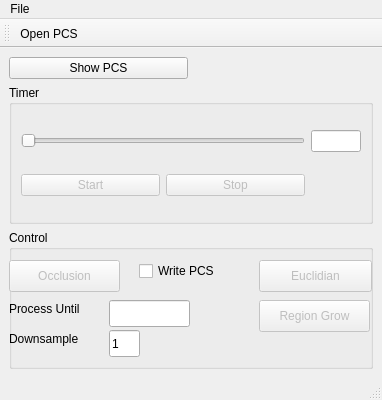
Qt form mainwindow.ui (mustafasezer/3DSegmentation) before a commit.
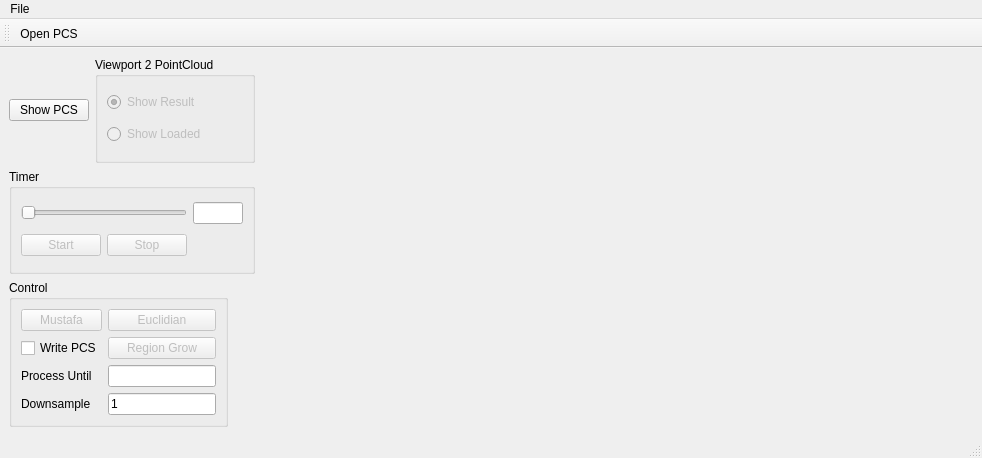
The same form after that commit. Custom widgets are drawn as their Qt base class.

Diff of the .ui file:
```diff
--- a/mainwindow.ui
+++ b/mainwindow.ui
@@ -6,8 +6,8 @@
    <rect>
     <x>0</x>
     <y>0</y>
-    <width>382</width>
-    <height>400</height>
+    <width>982</width>
+    <height>458</height>
    </rect>
   </property>
   <property name="windowTitle">
@@ -15,8 +15,70 @@
   </property>
   <widget class="QWidget" name="centralwidget">
    <layout class="QGridLayout" name="gridLayout">
-    <item row="3" column="0" colspan="2">
+    <item row="0" column="0">
+     <layout class="QHBoxLayout" name="horizontalLayout" stretch="0,5">
+      <item>
+       <layout class="QVBoxLayout" name="verticalLayout_3">
+        <property name="sizeConstraint">
+         <enum>QLayout::SetMaximumSize</enum>
+        </property>
+        <item>
+         <layout class="QHBoxLayout" name="horizontalLayout_2">
+          <item>
+           <widget class="QPushButton" name="pushButton">
+            <property name="sizePolicy">
+             <sizepolicy hsizetype="Fixed" vsizetype="Fixed">
+              <horstretch>0</horstretch>
+              <verstretch>0</verstretch>
+             </sizepolicy>
+            </property>
+            <property name="text">
+             <string>Show PCS</string>
+            </property>
+           </widget>
+          </item>
+          <item>
+           <widget class="QGroupBox" name="groupBox_3">
+            <property name="title">
+             <string>Viewport 2 PointCloud</string>
+            </property>
+            <layout class="QVBoxLayout" name="verticalLayout">
+             <item>
+              <widget class="QRadioButton" name="showResultRadioButton">
+               <property name="enabled">
+                <bool>false</bool>
+               </property>
+               <property name="text">
+                <string>Show Result</string>
+               </property>
+               <property name="checked">
+                <bool>true</bool>
+               </property>
+              </widget>
+             </item>
+             <item>
+              <widget class="QRadioButton" name="showLoadedRadioButton">
+               <property name="enabled">
+                <bool>false</bool>
+               </property>
+               <property name="text">
+                <string>Show Loaded</string>
+               </property>
+              </widget>
+             </item>
+            </layout>
+           </widget>
+          </item>
+         </layout>
+        </item>
+        <item>
      <widget class="QGroupBox" name="groupBox">
+          <property name="sizePolicy">
+           <sizepolicy hsizetype="Fixed" vsizetype="Preferred">
+            <horstretch>0</horstretch>
+            <verstretch>0</verstretch>
+           </sizepolicy>
+          </property>
       <property name="title">
        <string>Timer</string>
       </property>
@@ -70,132 +132,104 @@
       </layout>
      </widget>
     </item>
-    <item row="4" column="0" colspan="2">
+        <item>
      <widget class="QGroupBox" name="groupBox_2">
+          <property name="sizePolicy">
+           <sizepolicy hsizetype="Fixed" vsizetype="Preferred">
+            <horstretch>0</horstretch>
+            <verstretch>0</verstretch>
+           </sizepolicy>
+          </property>
       <property name="title">
        <string>Control</string>
       </property>
+          <layout class="QGridLayout" name="gridLayout_3">
+           <item row="1" column="0">
+            <widget class="QCheckBox" name="writePCSCheckBox">
+             <property name="text">
+              <string>Write PCS</string>
+             </property>
+            </widget>
+           </item>
+           <item row="0" column="0">
       <widget class="QPushButton" name="pushButton_process1">
        <property name="enabled">
         <bool>false</bool>
        </property>
-       <property name="geometry">
-        <rect>
-         <x>0</x>
-         <y>30</y>
-         <width>111</width>
-         <height>32</height>
-        </rect>
-       </property>
        <property name="text">
-        <string>Occlusion</string>
-       </property>
-      </widget>
-      <widget class="QPushButton" name="pushButton_process1_2">
-       <property name="enabled">
-        <bool>false</bool>
-       </property>
-       <property name="geometry">
-        <rect>
-         <x>250</x>
-         <y>70</y>
-         <width>111</width>
-         <height>32</height>
-        </rect>
-       </property>
-       <property name="text">
-        <string>Region Grow</string>
-       </property>
-      </widget>
-      <widget class="QPushButton" name="pushButton_process1_3">
-       <property name="enabled">
-        <bool>false</bool>
-       </property>
-       <property name="geometry">
-        <rect>
-         <x>250</x>
-         <y>30</y>
-         <width>113</width>
-         <height>32</height>
-        </rect>
-       </property>
-       <property name="text">
-        <string>Euclidian</string>
-       </property>
-      </widget>
-      <widget class="QLineEdit" name="convertUntil">
-       <property name="geometry">
-        <rect>
-         <x>100</x>
-         <y>70</y>
-         <width>81</width>
-         <height>27</height>
-        </rect>
-       </property>
-       <property name="text">
-        <string/>
-       </property>
-      </widget>
+              <string>Mustafa</string>
+             </property>
+            </widget>
+           </item>
+           <item row="2" column="0">
       <widget class="QLabel" name="label">
-       <property name="geometry">
-        <rect>
-         <x>0</x>
-         <y>70</y>
-         <width>101</width>
-         <height>17</height>
-        </rect>
-       </property>
        <property name="text">
         <string>Process Until</string>
        </property>
       </widget>
-      <widget class="QLineEdit" name="downsample">
-       <property name="geometry">
-        <rect>
-         <x>100</x>
-         <y>100</y>
-         <width>31</width>
-         <height>27</height>
-        </rect>
-       </property>
-       <property name="text">
-        <string>1</string>
-       </property>
-      </widget>
+           </item>
+           <item row="3" column="0">
       <widget class="QLabel" name="label_2">
-       <property name="geometry">
-        <rect>
-         <x>0</x>
-         <y>100</y>
-         <width>91</width>
-         <height>17</height>
-        </rect>
-       </property>
        <property name="text">
         <string>Downsample</string>
        </property>
       </widget>
-      <widget class="QCheckBox" name="writePCSCheckBox">
-       <property name="geometry">
-        <rect>
-         <x>130</x>
-         <y>30</y>
-         <width>97</width>
-         <height>22</height>
-        </rect>
-       </property>
+           </item>
+           <item row="2" column="1">
+            <widget class="QLineEdit" name="convertUntil">
+             <property name="sizePolicy">
+              <sizepolicy hsizetype="Fixed" vsizetype="Fixed">
+               <horstretch>0</horstretch>
+               <verstretch>0</verstretch>
+              </sizepolicy>
+             </property>
+             <property name="maximumSize">
+              <size>
+               <width>146</width>
+               <height>16777215</height>
+              </size>
+             </property>
        <property name="text">
-        <string>Write PCS</string>
-       </property>
-      </widget>
-     </widget>
-    </item>
-    <item row="2" column="0">
-     <widget class="QPushButton" name="pushButton">
+              <string/>
+             </property>
+            </widget>
+           </item>
+           <item row="3" column="1">
+            <widget class="QLineEdit" name="downsample">
+             <property name="text">
+              <string>1</string>
+             </property>
+            </widget>
+           </item>
+           <item row="1" column="1">
+            <widget class="QPushButton" name="pushButton_process1_2">
+             <property name="enabled">
+              <bool>false</bool>
+             </property>
       <property name="text">
-       <string>Show PCS</string>
-      </property>
-     </widget>
+              <string>Region Grow</string>
+             </property>
+            </widget>
+           </item>
+           <item row="0" column="1">
+            <widget class="QPushButton" name="pushButton_process1_3">
+             <property name="enabled">
+              <bool>false</bool>
+             </property>
+             <property name="text">
+              <string>Euclidian</string>
+             </property>
+            </widget>
+           </item>
+          </layout>
+         </widget>
+        </item>
+       </layout>
+      </item>
+      <item>
+       <widget class="QVTKWidget" name="widget" native="true"/>
+      </item>
+     </layout>
     </item>
    </layout>
   </widget>
@@ -204,7 +238,7 @@
     <rect>
      <x>0</x>
      <y>0</y>
-     <width>382</width>
+     <width>982</width>
      <height>25</height>
     </rect>
    </property>
@@ -235,6 +269,13 @@
    </property>
   </action>
  </widget>
+ <customwidgets>
+  <customwidget>
+   <class>QVTKWidget</class>
+   <extends>QWidget</extends>
+   <header>QVTKWidget.h</header>
+  </customwidget>
+ </customwidgets>
  <resources/>
  <connections/>
 </ui>
```
Lines whose indentation alone changed are shown as unchanged.
